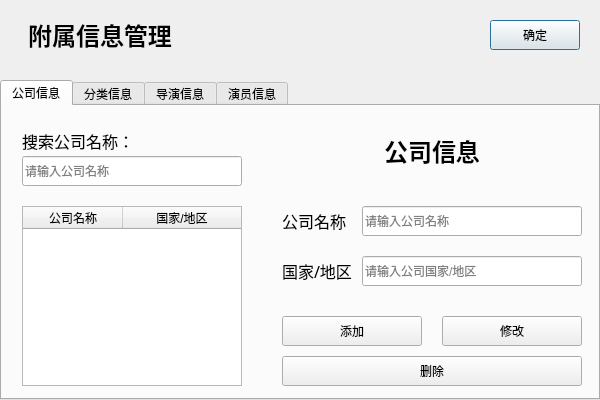
First picture: the form in GUI/SubInfoDialogUI.ui, repository ljcleo/DBProj, before the edit.
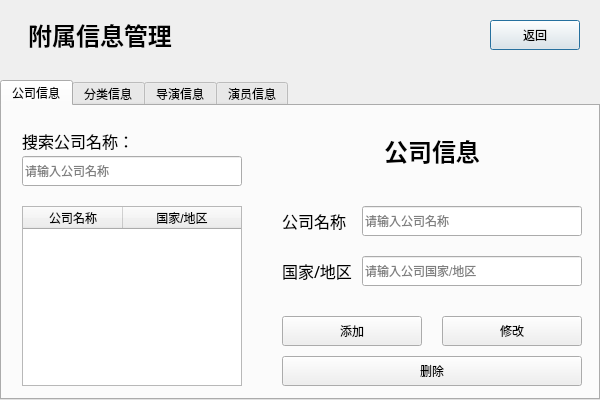
Second picture: the form after the edit.

Diff of the .ui file:
```diff
--- a/GUI/SubInfoDialogUI.ui
+++ b/GUI/SubInfoDialogUI.ui
@@ -955,7 +955,7 @@
     </rect>
    </property>
    <property name="text">
-    <string>确定</string>
+    <string>返回</string>
    </property>
    <property name="default">
     <bool>true</bool>
```
Left out of the diff: 2 changed lines with no effect on the pictures.
